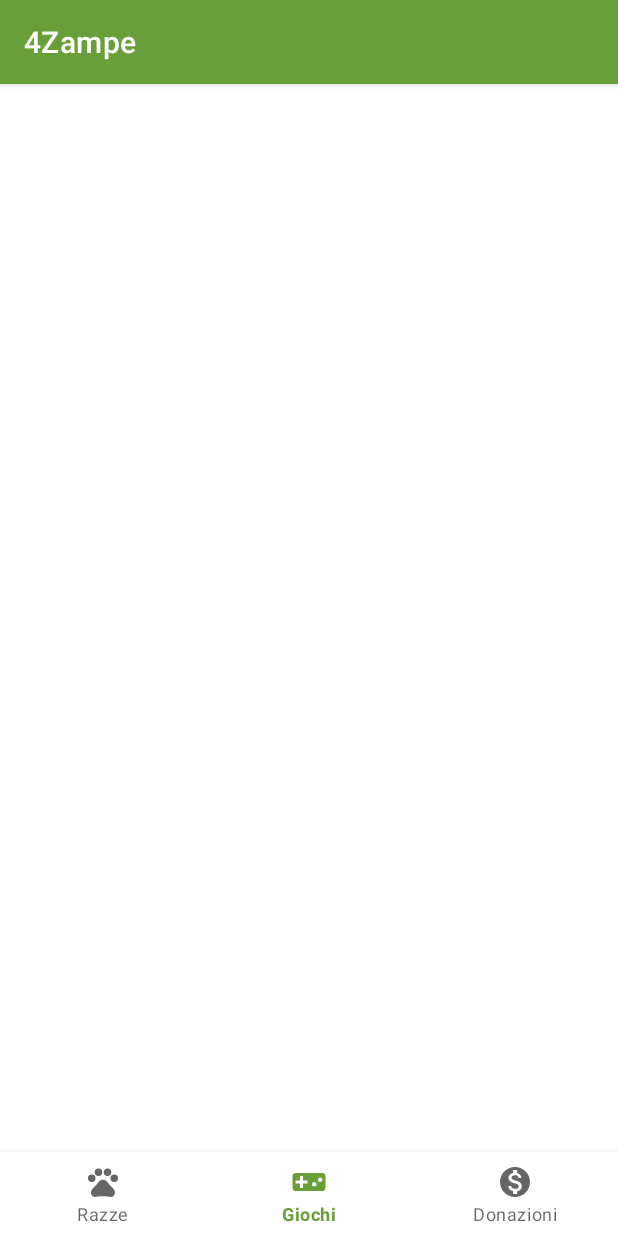
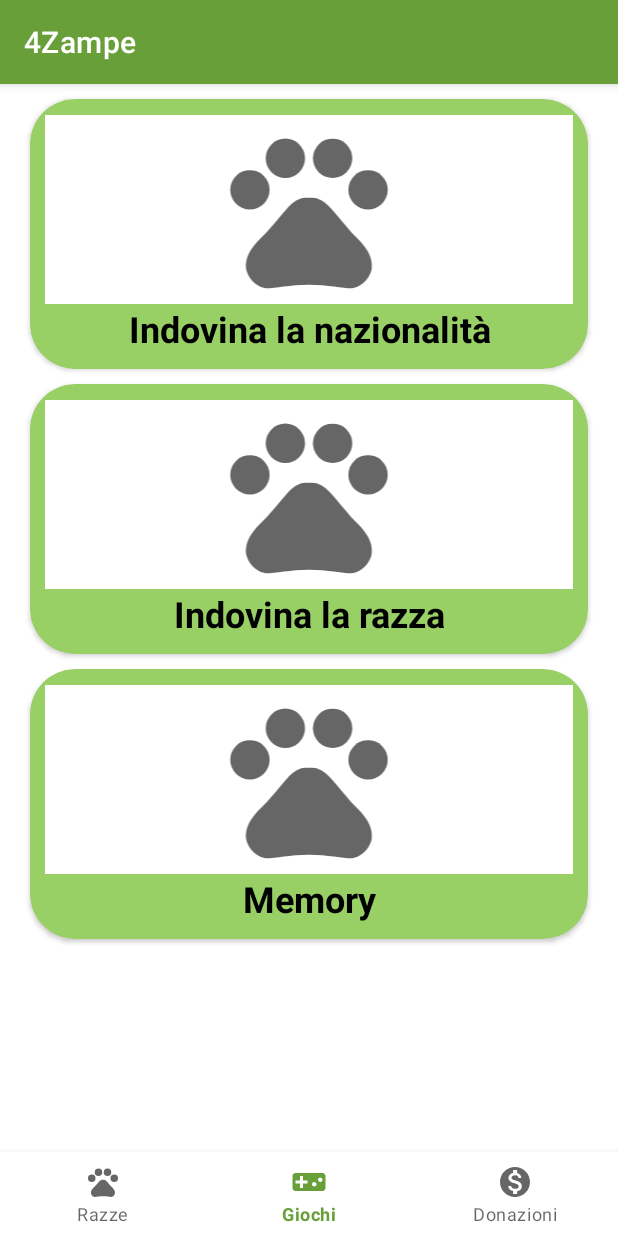
Before and after one commit to Salvomarotta99/4ZampeAndroid, an Android app: the screen it shows after launch (MainActivity), item 2 of the bottom bar chosen, on a phone screen of 412 x 824 dp. Run offline under Robolectric (Android 15) with nearby library versions, the phone set to English and light mode, and no system bars; Roboto replaces fonts that are not available here.

Commit message:
Modifica fragment_donazioni.xml e fragment_giochi.xml

```diff
--- a/app/src/main/res/layout/fragment_giochi.xml
+++ b/app/src/main/res/layout/fragment_giochi.xml
@@ -1,5 +1,5 @@
 <?xml version="1.0" encoding="utf-8"?>
-<androidx.constraintlayout.widget.ConstraintLayout xmlns:android="http://schemas.android.com/apk/res/android"
+<com.google.android.material.circularreveal.CircularRevealRelativeLayout xmlns:android="http://schemas.android.com/apk/res/android"
     xmlns:app="http://schemas.android.com/apk/res-auto"
     xmlns:tools="http://schemas.android.com/tools"
     android:id="@+id/frameLayout"
@@ -7,22 +7,131 @@
     android:layout_height="match_parent"
     tools:context=".GiochiFragment">
 
-    <androidx.fragment.app.FragmentContainerView
-        android:id="@+id/fragment_container_view"
-        android:name="@string/razzeFragment"
-        android:layout_width="0dp"
-        android:layout_height="0dp"
-        app:layout_constraintBottom_toBottomOf="parent"
-        app:layout_constraintEnd_toEndOf="parent"
-        app:layout_constraintHorizontal_bias="0.0"
-        app:layout_constraintStart_toStartOf="parent"
-        app:layout_constraintTop_toTopOf="parent"
-        app:layout_constraintVertical_bias="0.0">
-
-    </androidx.fragment.app.FragmentContainerView>
 
 
+    <androidx.cardview.widget.CardView
+        android:id="@+id/GiochiCV1"
+        android:layout_width="match_parent"
+        android:layout_height="@dimen/altezzaCardGiochi"
+        android:layout_marginStart="20dp"
+        android:layout_marginEnd="20dp"
+
+        android:layout_marginTop="10dp"
+        app:cardBackgroundColor="@color/green_200"
+        app:cardCornerRadius="30dp">
+
+        <LinearLayout
+            android:layout_width="match_parent"
+            android:layout_height="wrap_content"
+            android:layout_gravity="center"
+            android:layout_margin="10dp"
+            android:orientation="vertical">
 
 
+            <ImageView
+                android:id="@+id/imageView"
+                android:layout_width="match_parent"
+                android:layout_height="126dp"
+                android:src="@drawable/ic_baseline_pets_24"
+                android:background="@color/white"/>
 
-</androidx.constraintlayout.widget.ConstraintLayout>
+            <TextView
+                android:id="@+id/textView3"
+                android:layout_width="match_parent"
+                android:layout_height="wrap_content"
+                android:text="Indovina la nazionalità"
+                android:textAlignment="center"
+                android:textColor="@color/black"
+                android:textSize="24sp"
+                android:textStyle="bold"/>
+
+
+        </LinearLayout>
+
+    </androidx.cardview.widget.CardView>
+
+    <androidx.cardview.widget.CardView
+        android:id="@+id/GiochiCV2"
+        android:layout_below="@id/GiochiCV1"
+        android:layout_width="match_parent"
+        android:layout_height="@dimen/altezzaCardGiochi"
+        android:layout_marginStart="20dp"
+        android:layout_marginEnd="20dp"
+        android:layout_marginTop="10dp"
+        app:cardBackgroundColor="@color/green_200"
+        app:cardCornerRadius="30dp"
+        >
+
+        <LinearLayout
+            android:layout_width="match_parent"
+            android:layout_height="wrap_content"
+            android:layout_gravity="center"
+            android:layout_margin="10dp"
+            android:orientation="vertical">
+
+
+            <ImageView
+                android:id="@+id/imageView2"
+                android:layout_width="match_parent"
+                android:layout_height="126dp"
+                android:src="@drawable/ic_baseline_pets_24"
+                android:background="@color/white"/>
+
+            <TextView
+                android:id="@+id/textView2"
+                android:layout_width="match_parent"
+                android:layout_height="wrap_content"
+                android:text="Indovina la razza"
+                android:textAlignment="center"
+                android:textColor="@color/black"
+                android:textSize="24sp"
+                android:textStyle="bold"/>
+
+
+        </LinearLayout>
+
+    </androidx.cardview.widget.CardView>
+
+    <androidx.cardview.widget.CardView
+        android:id="@+id/GiochiCV3"
+        android:layout_below="@id/GiochiCV2"
+        android:layout_width="match_parent"
+        android:layout_height="@dimen/altezzaCardGiochi"
+        android:layout_marginStart="20dp"
+        android:layout_marginEnd="20dp"
+        android:layout_marginTop="10dp"
+        app:cardBackgroundColor="@color/green_200"
+        app:cardCornerRadius="30dp">
+
+        <LinearLayout
+            android:layout_width="match_parent"
+            android:layout_height="wrap_content"
+            android:layout_gravity="center"
+            android:layout_margin="10dp"
+            android:orientation="vertical">
+
+
+            <ImageView
+                android:id="@+id/imageView3"
+                android:layout_width="match_parent"
+                android:layout_height="126dp"
+                android:src="@drawable/ic_baseline_pets_24"
+                android:background="@color/white"/>
+
+            <TextView
+                android:id="@+id/textView4"
+                android:layout_width="match_parent"
+                android:layout_height="wrap_content"
+                android:text="Memory"
+                android:textAlignment="center"
+                android:textColor="@color/black"
+                android:textSize="24sp"
+                android:textStyle="bold"/>
+
+
+        </LinearLayout>
+
+    </androidx.cardview.widget.CardView>
+
+
+</com.google.android.material.circularreveal.CircularRevealRelativeLayout>
```
Also changed, not shown: app/src/main/res/layout/fragment_donazioni.xml (+71 -12 lines).
